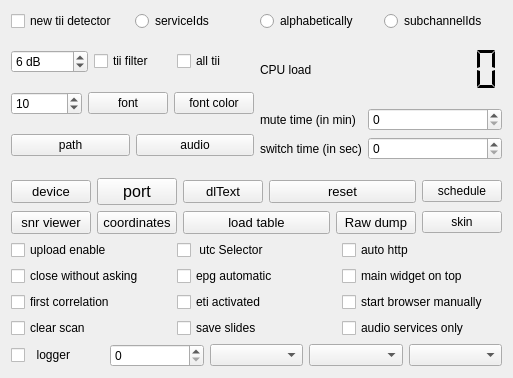
Qt form qt-dab-6.9/forms-v7/config-helper.ui (JvanKatwijk/qt-dab) before a commit.
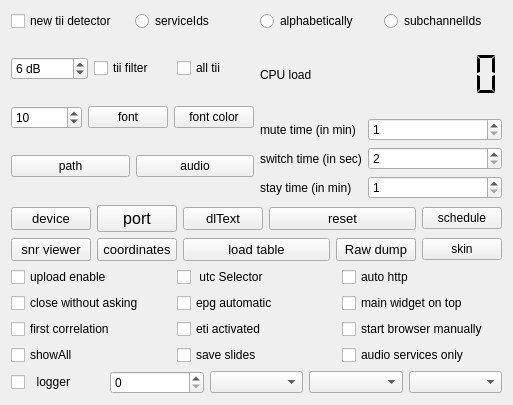
The same form after that commit. Custom widgets are drawn as their Qt base class.

What changed in the file:
```diff
--- a/qt-dab-6.9/forms-v7/config-helper.ui
+++ b/qt-dab-6.9/forms-v7/config-helper.ui
@@ -7,7 +7,7 @@
     <x>0</x>
     <y>0</y>
     <width>513</width>
-    <height>378</height>
+    <height>405</height>
    </rect>
   </property>
   <property name="windowTitle">
@@ -217,6 +217,19 @@
            <property name="toolTip">
             <string>Set here the mute time in minutes</string>
            </property>
+           <property name="minimum">
+            <number>1</number>
+           </property>
+          </widget>
+         </item>
+         <item row="1" column="1">
+          <widget class="smallSpinBox" name="switchDelaySetting">
+           <property name="toolTip">
+            <string>Set here the delay, when searching for data in a channel, in seconds</string>
+           </property>
+           <property name="minimum">
+            <number>2</number>
+           </property>
           </widget>
          </item>
          <item row="1" column="0">
@@ -229,10 +242,20 @@
            </property>
           </widget>
          </item>
-         <item row="1" column="1">
-          <widget class="smallSpinBox" name="switchDelaySetting">
+         <item row="2" column="0">
+          <widget class="QLabel" name="label_4">
+           <property name="text">
+            <string>stay time (in min)</string>
+           </property>
+          </widget>
+         </item>
+         <item row="2" column="1">
+          <widget class="smallSpinBox" name="switchStaySetting">
            <property name="toolTip">
-            <string>Set here the delay, when searching for data in a channel, in seconds</string>
+            <string>&lt;html&gt;&lt;head/&gt;&lt;body&gt;&lt;p&gt;Once - with scanning in single mode - a DAB stream is detected in a channel, the channel will stay &amp;quot;on&amp;quot; for the amount of minutes specified here.&lt;/p&gt;&lt;/body&gt;&lt;/html&gt;</string>
+           </property>
+           <property name="minimum">
+            <number>1</number>
            </property>
           </widget>
          </item>
@@ -517,7 +540,7 @@
         <string>&lt;html&gt;&lt;head/&gt;&lt;body&gt;&lt;p&gt;Setting the selector has effect when scanning. If set, the scan table is cleared whenever a new scan (mode &amp;quot;single scan&amp;quot;) is started.&lt;/p&gt;&lt;/body&gt;&lt;/html&gt;</string>
        </property>
        <property name="text">
-        <string>clear scan</string>
+        <string>showAll</string>
        </property>
       </widget>
      </item>
```
Left out of the diff: 4 changed lines with no effect on the pictures.
